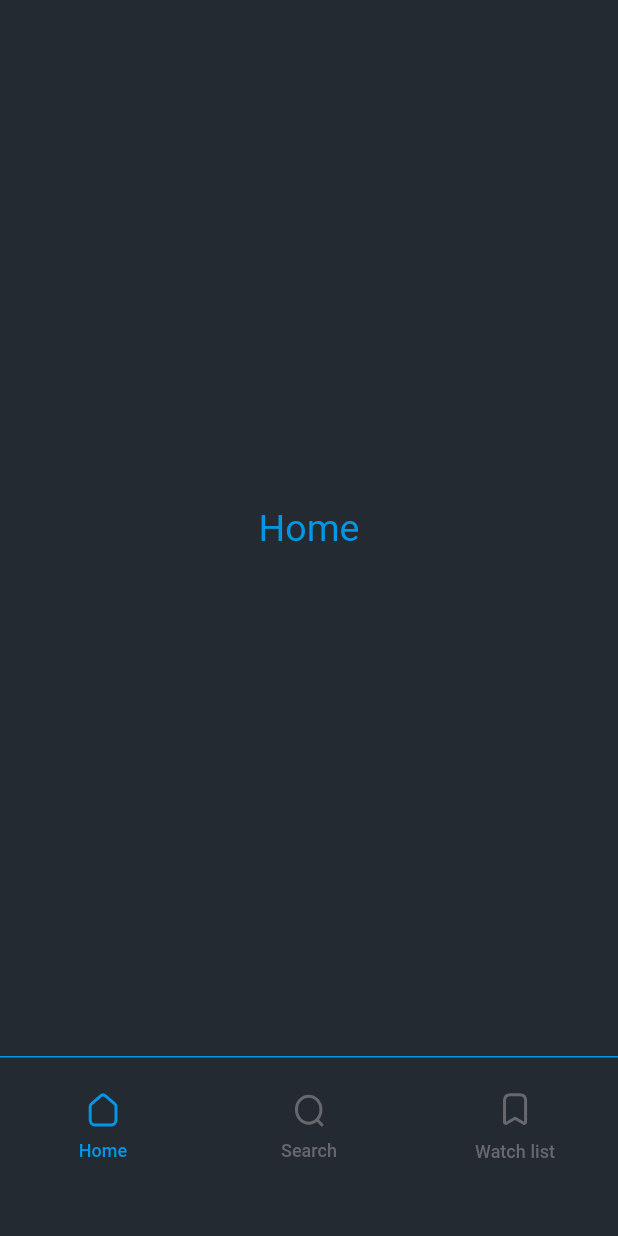
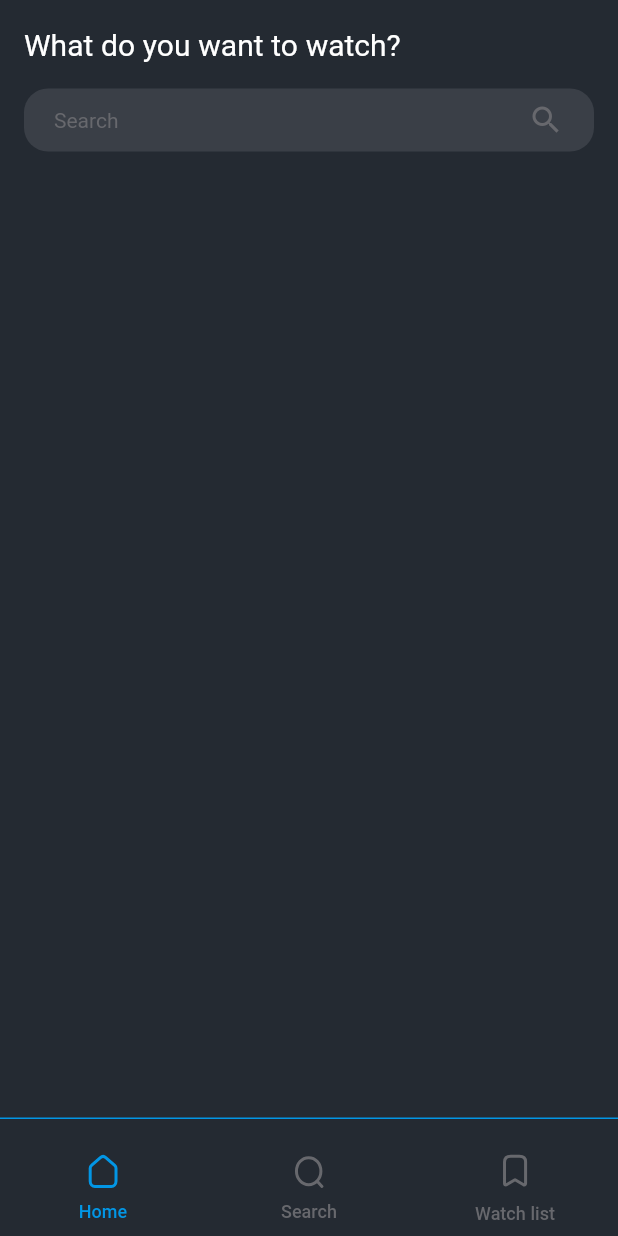
Before and after one commit to chawatvish/movie-flutter, a Flutter app: the screen it shows after launch, on a phone screen of 412 x 824 dp. Run offline on Flutter 3.47's test engine with Material 2 defaults, Android fonts, the phone set to English and light mode, and no system bars; our stand-ins replace flutter_svg, google_fonts.

Commit message:
Added search box of stateless widget type.

```diff
--- a/lib/constraint/color.dart
+++ b/lib/constraint/color.dart
@@ -4,4 +4,7 @@ class ColorConstraint {
   static const backgroundColor = Color(0xff242A32);
   static const primaryColor = Color(0xff0296E5);
   static const secondaryColor = Color(0xff67686D);
+
+  static const searchBoxBackgroundColor = Color(0xff3A3F47);
+  static const searchBoxElementColor = Color(0xff67686D);
 }
--- a/lib/screen/home_screen.dart
+++ b/lib/screen/home_screen.dart
@@ -1,6 +1,7 @@
 import 'package:flutter/material.dart';
 import 'package:movie_app/constraint/color.dart';
 import 'package:movie_app/constraint/textstyle.dart';
+import 'package:movie_app/ui/search_box.dart';
 
 class HomeScreen extends StatefulWidget {
   const HomeScreen({Key? key}) : super(key: key);
@@ -13,13 +14,27 @@ class _HomeScreenState extends State<HomeScreen> {
   @override
   Widget build(BuildContext context) {
     return Scaffold(
-      body: Container(
-        decoration: const BoxDecoration(color: ColorConstraint.backgroundColor),
-        child: Center(
-          child: Text(
-            "Home",
-            style: TextStyleConstraint.body
-                .copyWith(color: ColorConstraint.primaryColor, fontSize: 25),
+      backgroundColor: ColorConstraint.backgroundColor,
+      body: SafeArea(
+        child: Padding(
+          padding: const EdgeInsets.only(left: 16, top: 16, right: 16),
+          child: Column(
+            crossAxisAlignment: CrossAxisAlignment.start,
+            children: [
+              Text(
+                "What do you want to watch?",
+                style: TextStyleConstraint.body.copyWith(
+                  color: Colors.white,
+                  fontSize: 20,
+                ),
+              ),
+              const SizedBox(
+                height: 16,
+              ),
+              SearchBox(
+                onTapHandler: () => print("onSearchBox: Tapped"),
+              ),
+            ],
           ),
         ),
       ),
--- a/lib/screen/main_tabbar.dart
+++ b/lib/screen/main_tabbar.dart
@@ -21,8 +21,9 @@ class _MainTabBarState extends State<MainTabBar> {
         index: _currentIndex,
         children: TabBarConstraint.screens,
       ),
-      bottomNavigationBar: SizedBox(
-        height: 120,
+      bottomNavigationBar: SafeArea(
+        child: SizedBox(
+          height: 79,
           child: Column(children: [
             SizedBox(
               height: 1,
@@ -49,6 +50,7 @@ class _MainTabBarState extends State<MainTabBar> {
             ),
           ]),
         ),
+      ),
     );
   }
 }
--- /dev/null
+++ b/lib/ui/search_box.dart
@@ -0,0 +1,41 @@
+import 'package:flutter/material.dart';
+import 'package:movie_app/constraint/color.dart';
+import 'package:movie_app/constraint/textstyle.dart';
+
+class SearchBox extends StatelessWidget {
+  final double? height;
+  final void Function()? onTapHandler;
+
+  const SearchBox({Key? key, this.height = 42.0, this.onTapHandler})
+      : super(key: key);
+
+  @override
+  Widget build(BuildContext context) {
+    return GestureDetector(
+      onTap: onTapHandler,
+      child: Container(
+        height: height,
+        decoration: BoxDecoration(
+            color: ColorConstraint.searchBoxBackgroundColor,
+            borderRadius: BorderRadius.circular(16)),
+        child: Padding(
+          padding: const EdgeInsets.only(left: 20, right: 20),
+          child: Row(
+            mainAxisAlignment: MainAxisAlignment.spaceBetween,
+            children: [
+              Text(
+                "Search",
+                style: TextStyleConstraint.body
+                    .copyWith(color: ColorConstraint.searchBoxElementColor),
+              ),
+              const Icon(
+                Icons.search,
+                color: ColorConstraint.searchBoxElementColor,
+              )
+            ],
+          ),
+        ),
+      ),
+    );
+  }
+}
```
Lines whose indentation alone changed are shown as unchanged.
